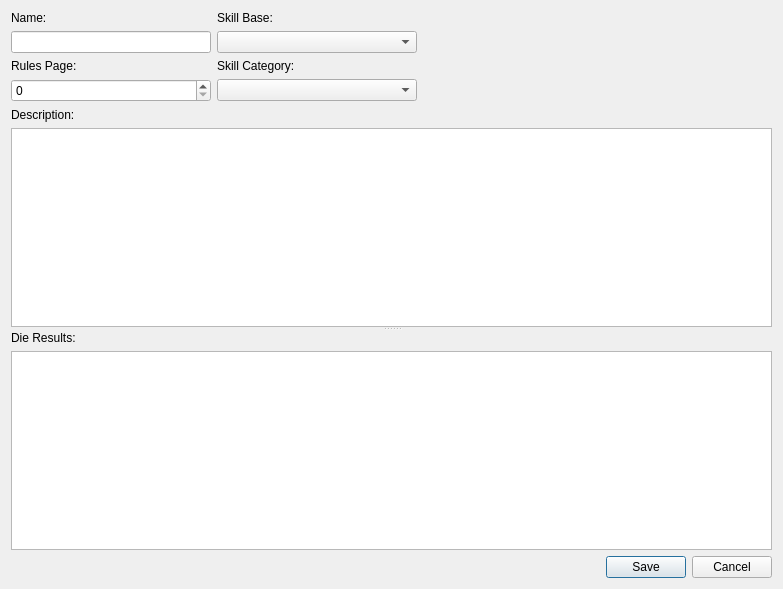
Old version of the form skills/skilledit.ui in the repository darkadept/empiretools.
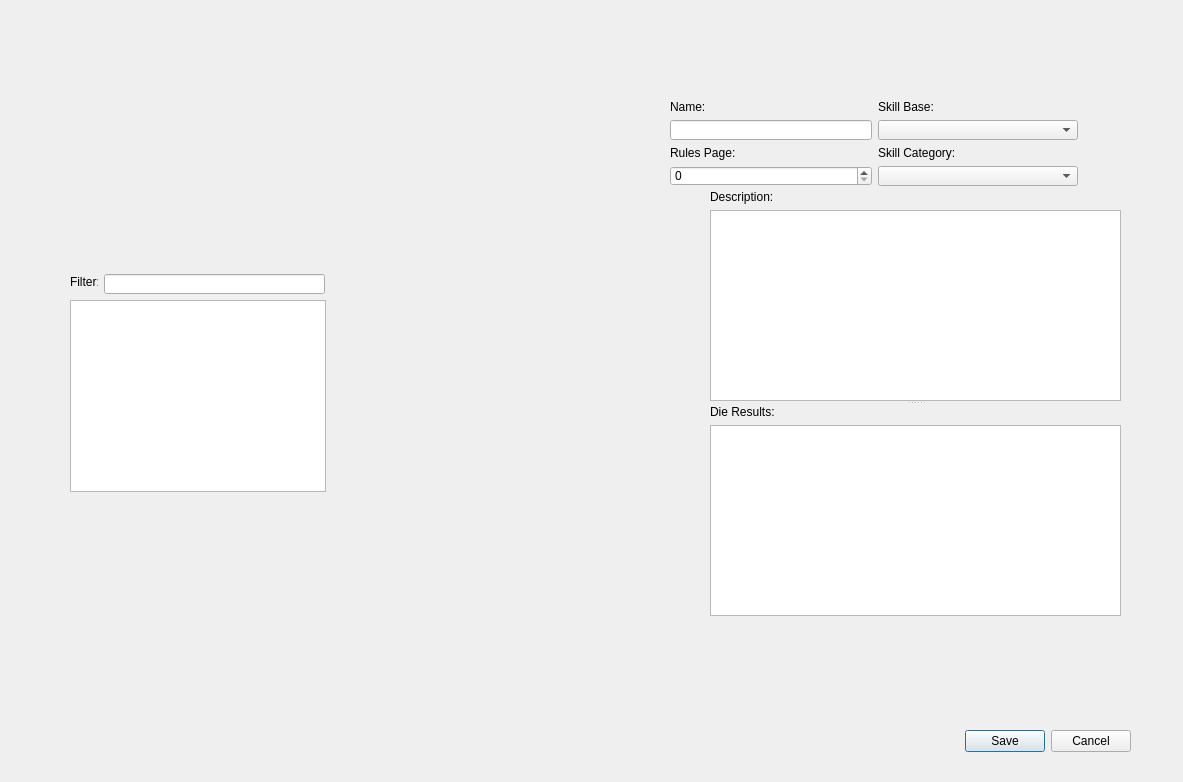
New version of the form. Icons and pictures are not drawn.

What changed in the file:
```diff
--- a/skills/skilledit.ui
+++ b/skills/skilledit.ui
@@ -6,8 +6,8 @@
    <rect>
     <x>0</x>
     <y>0</y>
-    <width>783</width>
-    <height>589</height>
+    <width>1183</width>
+    <height>782</height>
    </rect>
   </property>
   <property name="windowTitle">
@@ -17,10 +17,129 @@
    <iconset resource="../resources.qrc">
     <normaloff>:/icons/icons/R2D2-Archigraphs_512x512.png</normaloff>:/icons/icons/R2D2-Archigraphs_512x512.png</iconset>
   </property>
-  <layout class="QVBoxLayout" name="verticalLayout_3">
+  <widget class="QSplitter" name="splitter">
+   <property name="geometry">
+    <rect>
+     <x>710</x>
+     <y>190</y>
+     <width>411</width>
+     <height>426</height>
+    </rect>
+   </property>
+   <property name="orientation">
+    <enum>Qt::Vertical</enum>
+   </property>
+   <widget class="QWidget" name="layoutWidget">
+    <layout class="QVBoxLayout" name="verticalLayout_2">
    <item>
-    <layout class="QHBoxLayout" name="horizontalLayout">
+      <widget class="QLabel" name="label_4">
+       <property name="text">
+        <string>Description:</string>
+       </property>
+       <property name="buddy">
+        <cstring>description</cstring>
+       </property>
+      </widget>
+     </item>
      <item>
+      <widget class="QTextEdit" name="description"/>
+     </item>
+    </layout>
+   </widget>
+   <widget class="QWidget" name="layoutWidget">
+    <layout class="QVBoxLayout" name="verticalLayout">
+     <item>
+      <widget class="QLabel" name="label_6">
+       <property name="text">
+        <string>Die Results:</string>
+       </property>
+       <property name="buddy">
+        <cstring>dieResults</cstring>
+       </property>
+      </widget>
+     </item>
+     <item>
+      <widget class="QTextEdit" name="dieResults"/>
+     </item>
+    </layout>
+   </widget>
+  </widget>
+  <widget class="QDialogButtonBox" name="buttonBox">
+   <property name="geometry">
+    <rect>
+     <x>790</x>
+     <y>730</y>
+     <width>341</width>
+     <height>23</height>
+    </rect>
+   </property>
+   <property name="standardButtons">
+    <set>QDialogButtonBox::Cancel|QDialogButtonBox::Save</set>
+   </property>
+  </widget>
+  <widget class="QLabel" name="label_7">
+   <property name="geometry">
+    <rect>
+     <x>70</x>
+     <y>274</y>
+     <width>28</width>
+     <height>16</height>
+    </rect>
+   </property>
+   <property name="text">
+    <string>Filter:</string>
+   </property>
+   <property name="buddy">
+    <cstring>filterLine</cstring>
+   </property>
+  </widget>
+  <widget class="QLineEdit" name="filterLine">
+   <property name="geometry">
+    <rect>
+     <x>104</x>
+     <y>274</y>
+     <width>221</width>
+     <height>20</height>
+    </rect>
+   </property>
+  </widget>
+  <widget class="QTableView" name="skillsTable">
+   <property name="geometry">
+    <rect>
+     <x>70</x>
+     <y>300</y>
+     <width>256</width>
+     <height>192</height>
+    </rect>
+   </property>
+   <property name="alternatingRowColors">
+    <bool>true</bool>
+   </property>
+   <property name="selectionMode">
+    <enum>QAbstractItemView::SingleSelection</enum>
+   </property>
+   <property name="selectionBehavior">
+    <enum>QAbstractItemView::SelectRows</enum>
+   </property>
+   <property name="showGrid">
+    <bool>false</bool>
+   </property>
+   <attribute name="horizontalHeaderStretchLastSection">
+    <bool>true</bool>
+   </attribute>
+   <attribute name="verticalHeaderVisible">
+    <bool>false</bool>
+   </attribute>
+  </widget>
+  <widget class="QWidget" name="">
+   <property name="geometry">
+    <rect>
+     <x>670</x>
+     <y>100</y>
+     <width>408</width>
+     <height>86</height>
+    </rect>
+   </property>
       <layout class="QGridLayout" name="gridLayout">
        <item row="0" column="0">
         <widget class="QLabel" name="label">
@@ -93,71 +212,7 @@
         <widget class="QComboBox" name="category"/>
        </item>
       </layout>
-     </item>
-     <item>
-      <spacer name="horizontalSpacer">
-       <property name="orientation">
-        <enum>Qt::Horizontal</enum>
-       </property>
-       <property name="sizeHint" stdset="0">
-        <size>
-         <width>40</width>
-         <height>20</height>
-        </size>
-       </property>
-      </spacer>
-     </item>
-    </layout>
-   </item>
-   <item>
-    <widget class="QSplitter" name="splitter">
-     <property name="orientation">
-      <enum>Qt::Vertical</enum>
-     </property>
-     <widget class="QWidget" name="layoutWidget">
-      <layout class="QVBoxLayout" name="verticalLayout_2">
-       <item>
-        <widget class="QLabel" name="label_4">
-         <property name="text">
-          <string>Description:</string>
-         </property>
-         <property name="buddy">
-          <cstring>description</cstring>
-         </property>
-        </widget>
-       </item>
-       <item>
-        <widget class="QTextEdit" name="description"/>
-       </item>
-      </layout>
-     </widget>
-     <widget class="QWidget" name="layoutWidget">
-      <layout class="QVBoxLayout" name="verticalLayout">
-       <item>
-        <widget class="QLabel" name="label_6">
-         <property name="text">
-          <string>Die Results:</string>
-         </property>
-         <property name="buddy">
-          <cstring>dieResults</cstring>
-         </property>
-        </widget>
-       </item>
-       <item>
-        <widget class="QTextEdit" name="dieResults"/>
-       </item>
-      </layout>
-     </widget>
-    </widget>
-   </item>
-   <item>
-    <widget class="QDialogButtonBox" name="buttonBox">
-     <property name="standardButtons">
-      <set>QDialogButtonBox::Cancel|QDialogButtonBox::Save</set>
-     </property>
-    </widget>
-   </item>
-  </layout>
+  </widget>
  </widget>
  <tabstops>
   <tabstop>name</tabstop>
```
Lines whose indentation alone changed are shown as unchanged.
